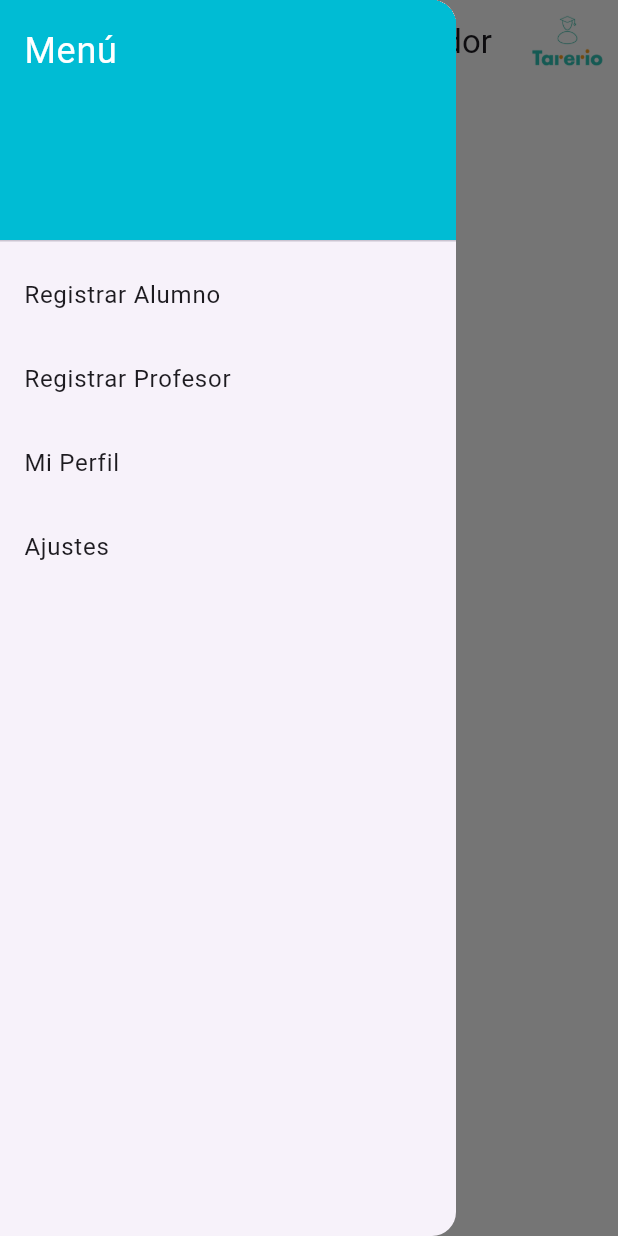
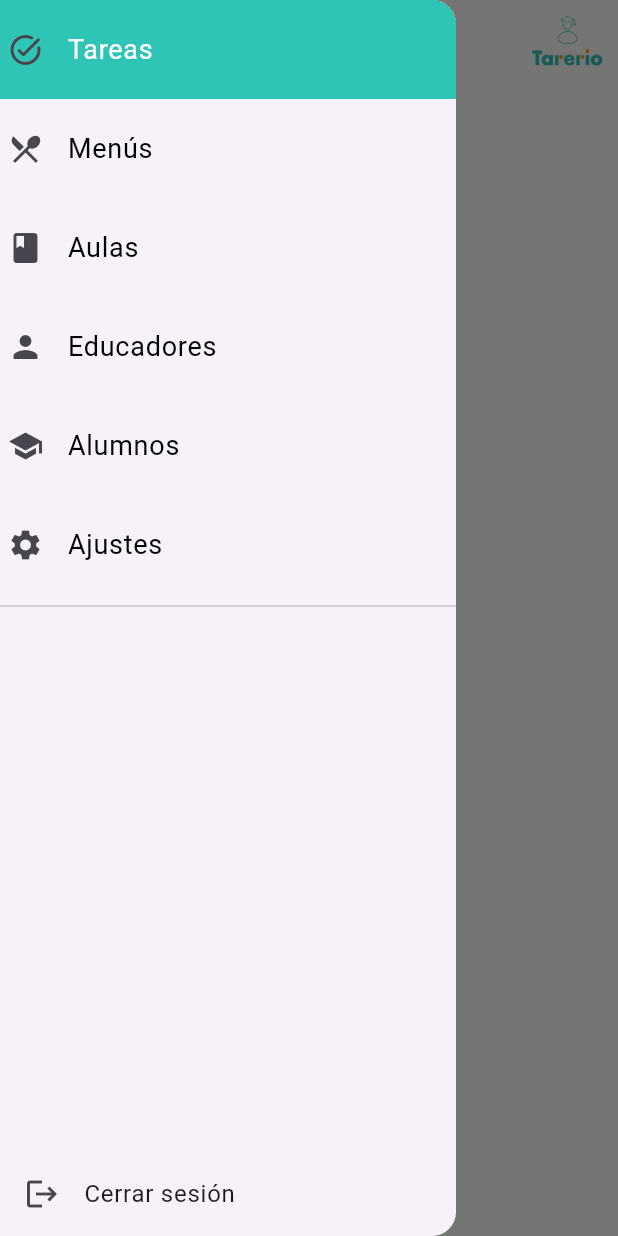
Before and after one commit to Tarerio/Tarerio-FRONT, a Flutter app: the PrincipalAdministrador screen opened directly, with the side drawer open, on a phone screen of 412 x 824 dp. Run offline on Flutter 3.47's test engine with Material 3 defaults, Android fonts, the phone set to English and light mode, and no system bars; our stand-ins replace image_picker.

Commit message:
Cambio de diseño del NavBar del administrador

```diff
--- a/lib/Pages/principalAdministrador.dart
+++ b/lib/Pages/principalAdministrador.dart
@@ -1,18 +1,18 @@
 import 'package:flutter/material.dart';
-import 'home.dart'; // Import the home screen
-import '../Widgets/Navbar.dart'; // Import the Navbar component
+import 'home.dart';
+import '../Widgets/Navbar.dart';
 
 class PrincipalAdministrador extends StatelessWidget {
-  PrincipalAdministrador({super.key});
+  const PrincipalAdministrador({super.key});
 
   @override
   Widget build(BuildContext context) {
     return Scaffold(
       appBar: AppBar(
-        title: const Text('Bienvenido, Administrador'),
         leading: Builder(
           builder: (context) => IconButton(
             icon: const Icon(Icons.menu),
+            iconSize: 30,
             onPressed: () => Scaffold.of(context).openDrawer(),
           ),
         ),
@@ -23,7 +23,7 @@ class PrincipalAdministrador extends StatelessWidget {
               Navigator.pushAndRemoveUntil(
                 context,
                 MaterialPageRoute(builder: (context) => Home()),
-                    (Route<dynamic> route) => false, // Remove all previous routes
+                (Route<dynamic> route) => false,
               );
             },
           ),
@@ -35,7 +35,11 @@ class PrincipalAdministrador extends StatelessWidget {
           style: TextStyle(fontSize: 40),
         ),
       ),
-      drawer: Navbar(), // Use the Navbar component
+      drawer: Navbar(
+        onLogout: () {
+          print("Cerrar sesión");
+        },
+      ),
     );
   }
 }
--- a/lib/Widgets/Navbar.dart
+++ b/lib/Widgets/Navbar.dart
@@ -1,36 +1,67 @@
 import 'package:flutter/material.dart';
 
-class Navbar extends StatelessWidget {
-  final List<String> listElements = const ['Registrar Alumno', 'Registrar Profesor', 'Mi Perfil', 'Ajustes'];
-  final List<String> listRoutes = const ['/administrador/registrarAlumno', '/administrador/registrarProfesor', '/administrador/perfil', '/administrador/ajustes'];
+class ExampleDestination {
+  const ExampleDestination(this.label, this.icon, this.selectedIcon, this.route);
 
-  Navbar({super.key});
+  final String label;
+  final Widget icon;
+  final Widget selectedIcon;
+  final String route;
+}
+
+const List<ExampleDestination> destinations = <ExampleDestination>[
+  ExampleDestination('Tareas', Icon(Icons.task_alt_outlined), Icon(Icons.task_alt_rounded), ''),
+  ExampleDestination('Menús', Icon(Icons.restaurant_menu), Icon(Icons.restaurant_menu_outlined), ''),
+  ExampleDestination('Aulas', Icon(Icons.class_), Icon(Icons.class_outlined), '/administrador/registrarAula'),
+  ExampleDestination('Educadores', Icon(Icons.person), Icon(Icons.person_outline),'/administrador/registrarProfesor' ),
+  ExampleDestination('Alumnos', Icon(Icons.school), Icon(Icons.school_outlined), '/administrador/registrarAlumno'),
+  ExampleDestination('Ajustes', Icon(Icons.settings), Icon(Icons.settings), '/administrador/perfil'),
+
+];
+
+class Navbar extends StatefulWidget {
+  const Navbar({super.key, this.onLogout});
+
+  final VoidCallback? onLogout;
+
+  @override
+  State<Navbar> createState() => _NavbarState();
+}
+
+class _NavbarState extends State<Navbar> {
+  int screenIndex = 0;
 
   @override
   Widget build(BuildContext context) {
     return Drawer(
-      child: ListView(
+      child: Column(
         children: [
-          DrawerHeader(
-            decoration: BoxDecoration(
-              color: Colors.cyan[500],
-            ),
-            child: const Text(
-              'Menú',
-              style: TextStyle(
-                color: Colors.white,
-                fontSize: 24,
+          ...destinations.asMap().entries.map((entry) {
+            int index = entry.key;
+            ExampleDestination destination = entry.value;
+            bool isSelected = index == screenIndex;
+
+            return ListTile(
+              leading: isSelected ? destination.selectedIcon : destination.icon,
+              title: Text(
+                destination.label,
+                style: TextStyle(
+                  color: isSelected ? Colors.white : Colors.black,
+                  fontSize: 18,
+                ),
               ),
-            ),
+              tileColor: isSelected ? const Color(0xFF2EC4B6) : Colors.transparent,
+              onTap: () =>  Navigator.pushNamed(context, destination.route),
+              contentPadding: const EdgeInsets.all(5.0),
+            );
+          }),
+          const Divider(),
+          const Spacer(),
+          ListTile(
+            leading: const Icon(Icons.logout),
+            title: const Text('Cerrar sesión'),
+            onTap: widget.onLogout,
           ),
-          for (var i = 0; i < listElements.length; i++)
-            ListTile(
-              title: Text(listElements[i]),
-              onTap: () {
-                // Navigate to the corresponding page
-                Navigator.pushNamed(context, listRoutes[i]);
-              },
-            ),
         ],
       ),
     );
```
